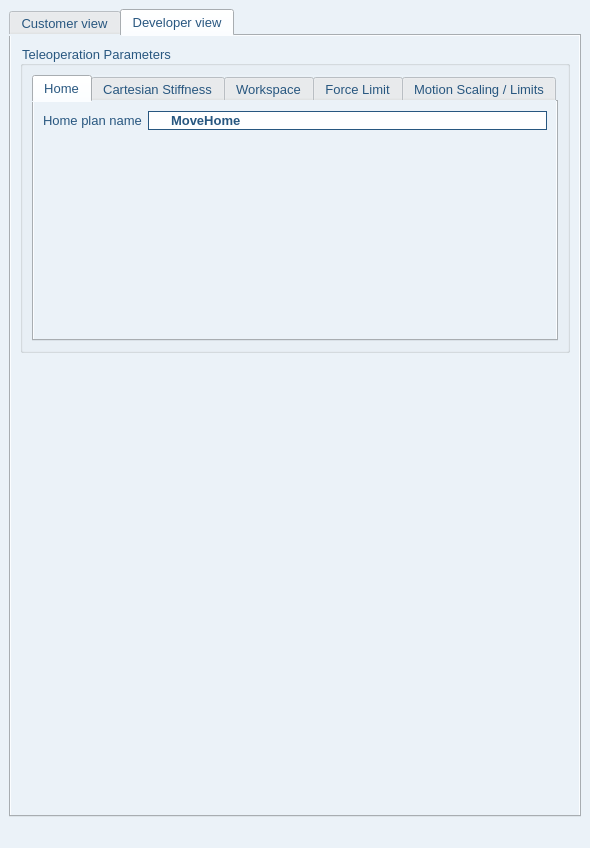
Above: src/gui/mainwindow.ui from FlexivSingapore/spacemouse_teleoperation before the change. Below: the same form after it.
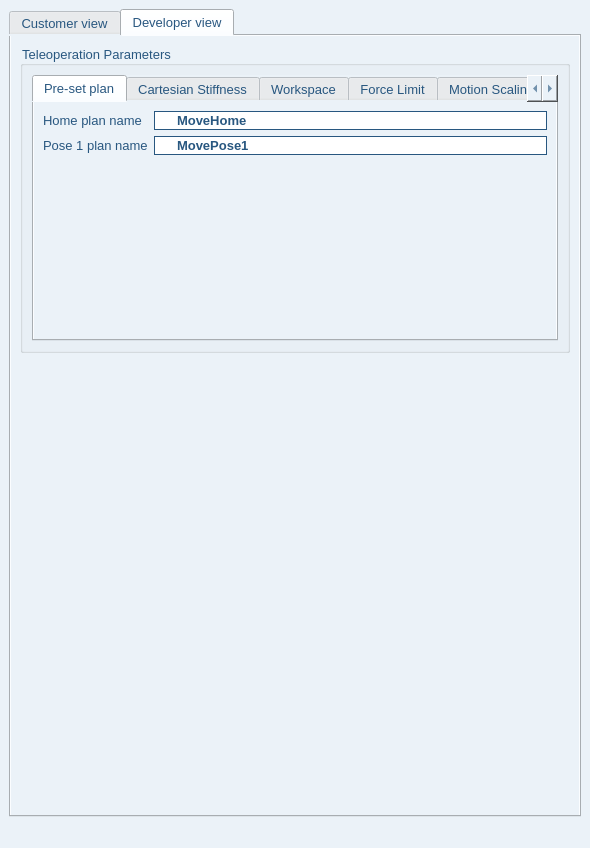
That is the form after the change. The open tabs and pages were chosen to show the change.

```diff
--- a/src/gui/mainwindow.ui
+++ b/src/gui/mainwindow.ui
@@ -393,9 +393,22 @@
              </property>
              <widget class="QWidget" name="tab_6">
               <attribute name="title">
-               <string>Home</string>
+               <string>Pre-set plan</string>
               </attribute>
               <layout class="QGridLayout" name="gridLayout_5">
+               <item row="2" column="0">
+                <spacer name="verticalSpacer_8">
+                 <property name="orientation">
+                  <enum>Qt::Vertical</enum>
+                 </property>
+                 <property name="sizeHint" stdset="0">
+                  <size>
+                   <width>20</width>
+                   <height>40</height>
+                  </size>
+                 </property>
+                </spacer>
+               </item>
                <item row="0" column="0">
                 <widget class="QLabel" name="label_2">
                  <property name="text">
@@ -411,17 +424,18 @@
                 </widget>
                </item>
                <item row="1" column="0">
-                <spacer name="verticalSpacer_8">
-                 <property name="orientation">
-                  <enum>Qt::Vertical</enum>
+                <widget class="QLabel" name="label_35">
+                 <property name="text">
+                  <string>Pose 1 plan name</string>
                  </property>
-                 <property name="sizeHint" stdset="0">
-                  <size>
-                   <width>20</width>
-                   <height>40</height>
-                  </size>
+                </widget>
+               </item>
+               <item row="1" column="1">
+                <widget class="QLineEdit" name="pose1_plan_name_lineEdit">
+                 <property name="text">
+                  <string>MovePose1</string>
                  </property>
-                </spacer>
+                </widget>
                </item>
               </layout>
              </widget>
```
Left out of the diff: 29 changed lines with no effect on the pictures.
